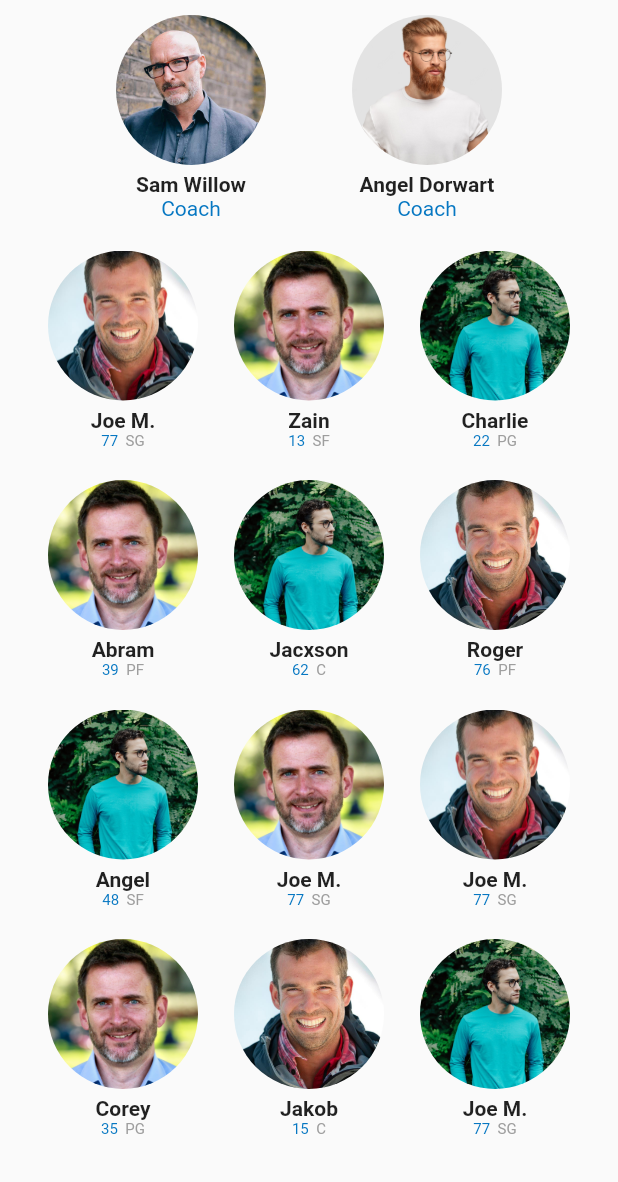
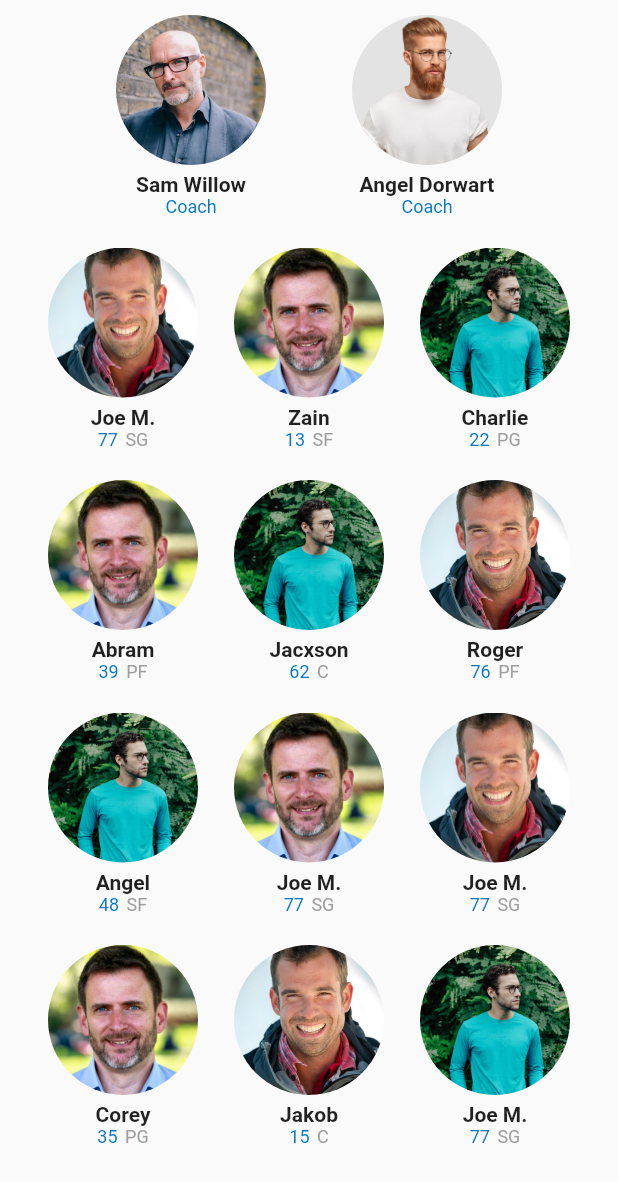
Before and after one commit to Enayat01/team_app, a Flutter app: the RosterScreen screen opened directly, on a phone screen of 412 x 824 dp. Shown: the top 1182 px of the screen. Run offline on Flutter 3.47's test engine with Material 2 defaults, Android fonts, the phone set to English and light mode, and no system bars; missing offline and left inert: dart:ffi.

Commit message:
Dynamic gridview with child aspect ratio

```diff
--- a/lib/screens/team/roster_screen.dart
+++ b/lib/screens/team/roster_screen.dart
@@ -72,25 +72,30 @@ class RosterScreen extends StatelessWidget {
               ),
             ),
             // GridView(
-            //     shrinkWrap: true,
-            //     physics: const NeverScrollableScrollPhysics(),
-            //     gridDelegate: const SliverGridDelegateWithFixedCrossAxisCount(
-            //       crossAxisCount: 3,
-            //       mainAxisSpacing: 10,
-            //       crossAxisSpacing: 10,
-            //     ),
-            //     children: [
-            //       gridViewItem('assets/images/user1.jpg', 'Joe M.', 77, 'SG'),
-            //       gridViewItem('assets/images/user2.jpg', 'Zain', 13, 'SF'),
-            //       gridViewItem('assets/images/user3.jpg', 'Charlie', 22, 'PG'),
-            //       gridViewItem('assets/images/user2.jpg', 'Abram', 39, 'PF'),
-            //       gridViewItem('assets/images/user3.jpg', 'Jacxson', 62, 'C'),
-            //       gridViewItem('assets/images/user1.jpg', 'Roger', 76, 'PF'),
-            //       gridViewItem('assets/images/user1.jpg', 'Angel', 48, 'SF'),
-            //       gridViewItem('assets/images/user3.jpg', 'Joe M.', 77, 'SG'),
-            //       gridViewItem('assets/images/user2.jpg', 'Joe M.', 77, 'SG'),
-            //     ],
+            //   shrinkWrap: true,
+            //   physics: const NeverScrollableScrollPhysics(),
+            //   gridDelegate: SliverGridDelegateWithFixedCrossAxisCount(
+            //     crossAxisCount: 3,
+            //     mainAxisSpacing: 10,
+            //     crossAxisSpacing: 10,
+            //     childAspectRatio: MediaQuery.of(context).size.width /
+            //         (MediaQuery.of(context).size.height / 1.6),
             //   ),
+            //   children: [
+            //     gridViewItem('assets/images/user1.jpg', 'Joe M.', 77, 'SG'),
+            //     gridViewItem('assets/images/user2.jpg', 'Zain', 13, 'SF'),
+            //     gridViewItem('assets/images/user3.jpg', 'Charlie', 22, 'PG'),
+            //     gridViewItem('assets/images/user2.jpg', 'Abram', 39, 'PF'),
+            //     gridViewItem('assets/images/user3.jpg', 'Jacxson', 62, 'C'),
+            //     gridViewItem('assets/images/user1.jpg', 'Roger', 76, 'PF'),
+            //     gridViewItem('assets/images/user1.jpg', 'Angel', 48, 'SF'),
+            //     gridViewItem('assets/images/user3.jpg', 'Joe M.', 77, 'SG'),
+            //     gridViewItem('assets/images/user2.jpg', 'Joe M.', 77, 'SG'),
+            //     gridViewItem('assets/images/user2.jpg', 'Corey', 35, 'PG'),
+            //     gridViewItem('assets/images/user1.jpg', 'Jakob', 15, 'C'),
+            //     gridViewItem('assets/images/user3.jpg', 'Joe M.', 77, 'SG'),
+            //   ],
+            // ),
           ],
         ),
       ),
@@ -122,7 +127,7 @@ Widget gridViewItemCoach(String image, String name, String title) {
         ),
         Text(
           title,
-          style: TextStyle(color: primaryColor),
+          style: TextStyle(color: primaryColor,fontSize: 12),
         ),
       ],
     ),
@@ -156,14 +161,14 @@ Widget gridViewItem(String image, String name, int position, String title) {
           children: [
             Text(
               '$position',
-              style: TextStyle(color: primaryColor, fontSize: 10),
+              style: TextStyle(color: primaryColor, fontSize: 12),
             ),
             const SizedBox(
               width: 5,
             ),
             Text(
               title,
-              style: const TextStyle(color: Colors.grey, fontSize: 10),
+              style: const TextStyle(color: Colors.grey, fontSize: 12),
             ),
           ],
         ),
```
